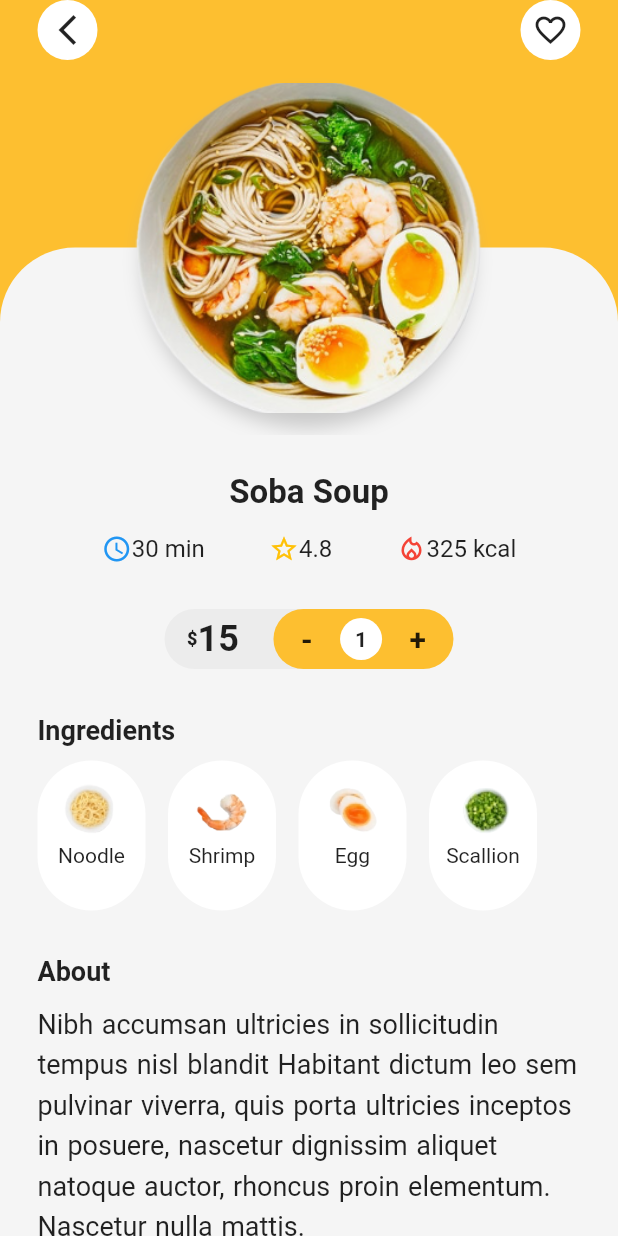
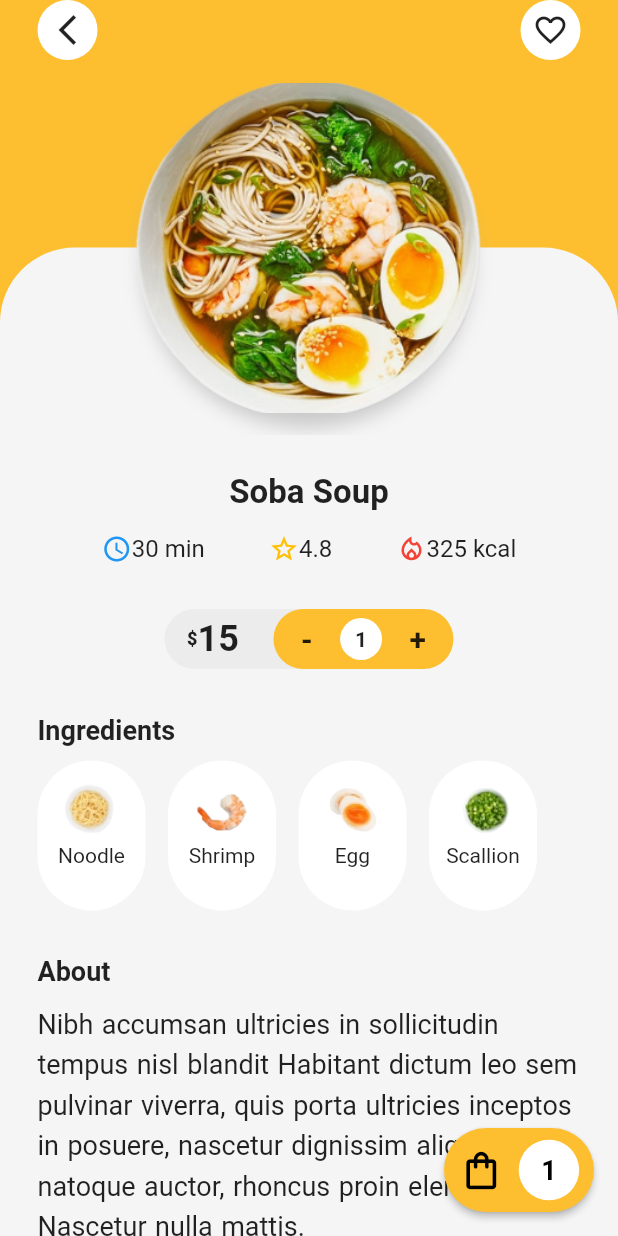
Before and after one commit to JohnnyBoi03/Food-delivery-app, a Flutter app: the DetailPage screen opened directly with sample values from the repository, on a phone screen of 412 x 824 dp. Run offline on Flutter 3.47's test engine with Material 2 defaults, Android fonts, the phone set to English and light mode, and no system bars; our stand-ins replace smooth_page_indicator.

Commit message:
floating button

```diff
--- a/lib/screens/detail/detail.dart
+++ b/lib/screens/detail/detail.dart
@@ -1,7 +1,10 @@
+// ignore_for_file: prefer_const_constructors
+
 import 'package:flutter/material.dart';
 import 'package:food_delivery_app/constants/colors.dart';
 import 'package:food_delivery_app/screens/detail/widgets/food_detail.dart';
 import 'package:food_delivery_app/screens/detail/widgets/food_img.dart';
+//import 'package:food_delivery_app/screens/detail/widgets/food_quantity.dart';
 import 'package:food_delivery_app/widgets/custom_app_bar.dart';
 
 import '../../models/food.dart';
@@ -27,6 +30,40 @@ class DetailPage extends StatelessWidget {
           ],
         ),
       ),
+      floatingActionButton: Container(
+        width: 100,
+        height: 56,
+        child: RawMaterialButton(
+          fillColor: kPrimaryColor,
+          shape: RoundedRectangleBorder(
+            borderRadius: BorderRadius.circular(50),
+          ),
+          elevation: 2,
+          child: Row(
+            mainAxisAlignment: MainAxisAlignment.spaceEvenly,
+            children: [
+              Icon(
+                Icons.shopping_bag_outlined,
+                color: Colors.black,
+                size: 30,
+              ),
+              Container(
+                padding: EdgeInsets.all(
+                  15,
+                ),
+                decoration:
+                    BoxDecoration(color: Colors.white, shape: BoxShape.circle),
+                child: Text(food.quantity.toString(),
+                    style: TextStyle(
+                        fontSize: 18,
+                        fontWeight: FontWeight.bold,
+                        color: Colors.black)),
+              )
+            ],
+          ),
+          onPressed: () {},
+        ),
+      ),
     );
   }
 }
```
